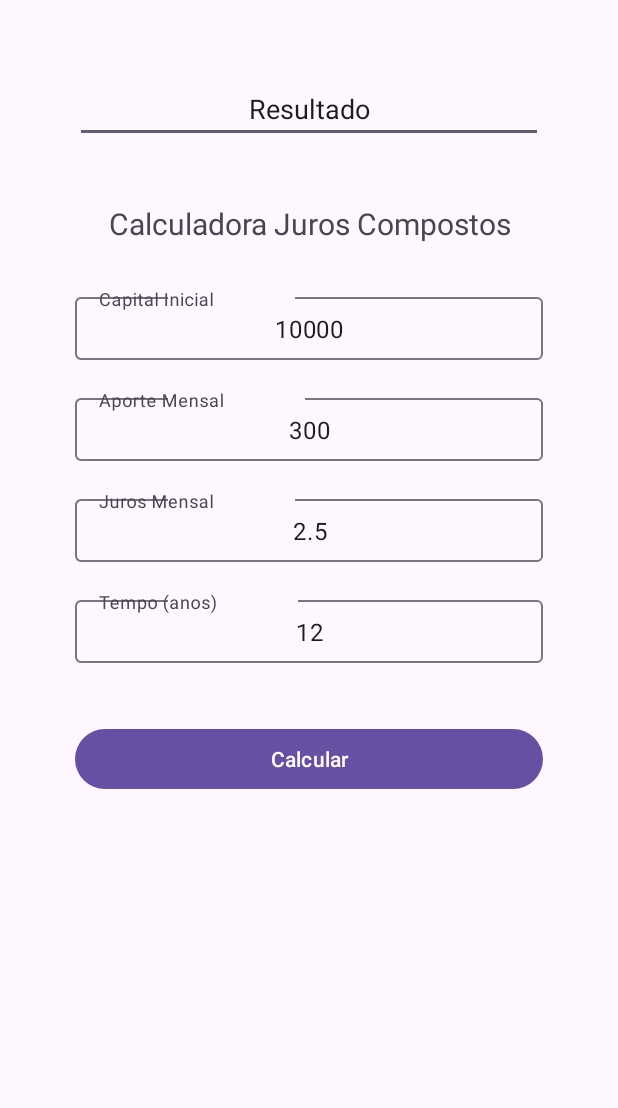
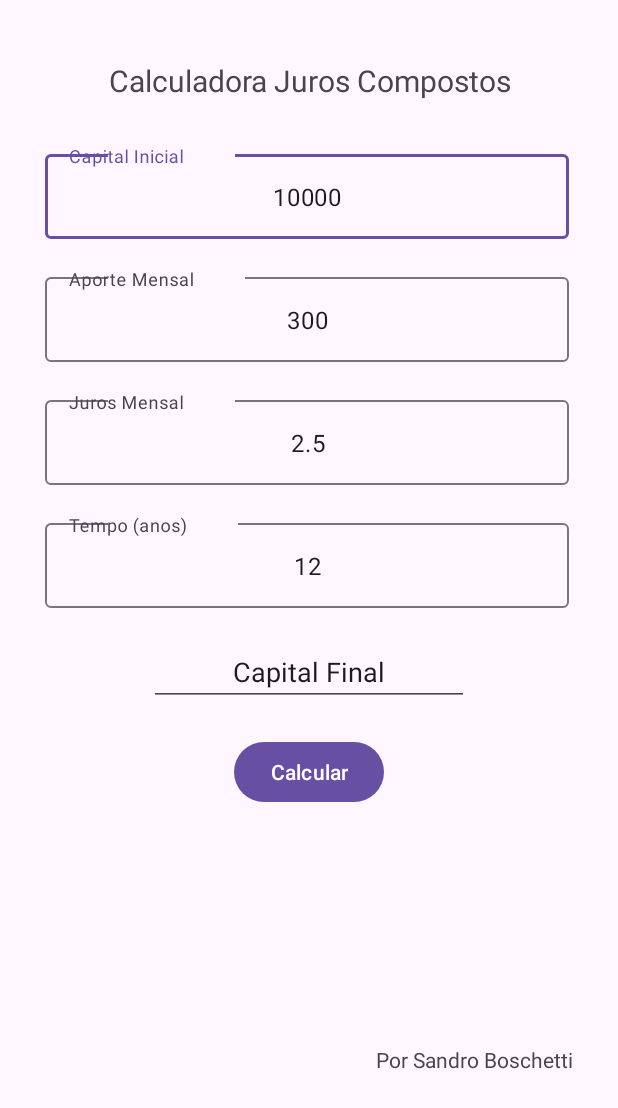
Before and after one commit to sandrorb/SrBJC, an Android app: the screen it shows after launch (MainActivity), on a phone screen of 412 x 824 dp. Shown: the top 1108 px of the screen. Run offline under Robolectric (Android 15) with nearby library versions, the phone set to English and light mode, and no system bars.

Commit message:
Atualização do layout

```diff
--- a/app/build.gradle.kts
+++ b/app/build.gradle.kts
@@ -10,7 +10,7 @@ android {
         applicationId = "br.com.sbsys.srbjc"
         minSdk = 24
         targetSdk = 34
-        versionCode = 3
+        versionCode = 4
         versionName = "1.1"
 
         testInstrumentationRunner = "androidx.test.runner.AndroidJUnitRunner"
--- a/app/src/main/java/br/com/sbsys/srbjc/MainActivity.java
+++ b/app/src/main/java/br/com/sbsys/srbjc/MainActivity.java
@@ -21,16 +21,16 @@ public class MainActivity extends AppCompatActivity {
     private EditText edTxNumResultado;
 
     private void preenchimentoInicialDosCampos(){
-        edTxNumCapInicial = findViewById(R.id.capitalInicial);
+        edTxNumCapInicial = findViewById(R.id.textInputEditTextCapitalInicial);
         edTxNumCapInicial.setText("10000");
 
-        edTxNumAporte = findViewById(R.id.aporteMensal);
+        edTxNumAporte = findViewById(R.id.textInputEditTextAporteMensal );
         edTxNumAporte.setText("300");
 
-        edTxNumJuros = findViewById(R.id.jurosMensal);
+        edTxNumJuros = findViewById(R.id.textInputEditTextJurosMensal);
         edTxNumJuros.setText("2.5");
 
-        edTxNumTempo = findViewById(R.id.tempo);
+        edTxNumTempo = findViewById(R.id.textInputEditTextTempo);
         edTxNumTempo.setText("12");
     }
 
@@ -57,7 +57,7 @@ public class MainActivity extends AppCompatActivity {
         Double fator = Math.pow( 1 + juros / 100.0, tempo * 12.0);
         Double capFinal = capInicial * fator + aporteMensal * (fator - 1.0) / (juros/100.0);
 
-        edTxNumResultado = findViewById(R.id.editTextTextResultado);
+        edTxNumResultado = findViewById(R.id.editTextTextCapitalFinal);
 
         NumberFormat df = DecimalFormat.getInstance();
         df.setMinimumFractionDigits(2);
--- a/app/src/main/res/layout/activity_main.xml
+++ b/app/src/main/res/layout/activity_main.xml
@@ -1,5 +1,5 @@
 <?xml version="1.0" encoding="utf-8"?>
-<LinearLayout xmlns:android="http://schemas.android.com/apk/res/android"
+<androidx.constraintlayout.widget.ConstraintLayout xmlns:android="http://schemas.android.com/apk/res/android"
     xmlns:app="http://schemas.android.com/apk/res-auto"
     xmlns:tools="http://schemas.android.com/tools"
     android:id="@+id/linearLayout"
@@ -7,114 +7,127 @@
     android:layout_height="match_parent"
     android:orientation="vertical"
     app:layoutDescription="@xml/activity_main_scene"
-    tools:context=".MainActivity" >
-
-    <EditText
-        android:id="@+id/editTextTextResultado"
-        android:layout_width="match_parent"
-        android:layout_height="wrap_content"
-        android:layout_marginLeft="50sp"
-        android:layout_marginTop="50sp"
-        android:layout_marginRight="50sp"
-        android:ems="10"
-        android:inputType="text"
-        android:text="Resultado"
-        android:textAlignment="center" />
+    tools:context=".MainActivity">
 
     <TextView
         android:id="@+id/textViewTitulo"
         android:layout_width="match_parent"
         android:layout_height="wrap_content"
-        android:layout_marginLeft="50sp"
-        android:layout_marginTop="30sp"
-        android:layout_marginRight="50sp"
-        android:layout_marginBottom="20sp"
+        android:layout_marginStart="30dp"
+        android:layout_marginTop="30dp"
+        android:layout_marginEnd="30dp"
         android:padding="10sp"
         android:text="Calculadora Juros Compostos"
         android:textAlignment="center"
-        android:textSize="20sp" />
+        android:textSize="20sp"
+        app:layout_constraintEnd_toEndOf="parent"
+        app:layout_constraintStart_toStartOf="parent"
+        app:layout_constraintTop_toTopOf="parent" />
 
     <com.google.android.material.textfield.TextInputLayout
-        android:layout_width="match_parent"
-        android:layout_height="match_parent">
+        android:id="@+id/textInputLayoutCapitalInicial"
+        android:layout_width="409dp"
+        android:layout_height="wrap_content"
+        android:layout_marginTop="20dp"
+        app:layout_constraintTop_toBottomOf="@id/textViewTitulo">
 
         <com.google.android.material.textfield.TextInputEditText
-            android:id="@+id/capitalInicial"
+            android:id="@+id/textInputEditTextCapitalInicial"
             android:layout_width="match_parent"
             android:layout_height="wrap_content"
-            android:layout_marginLeft="50sp"
-            android:layout_marginTop="20sp"
-            android:layout_marginRight="50sp"
-            android:layout_marginBottom="20sp"
+            android:layout_marginLeft="30sp"
+            android:layout_marginRight="30sp"
             android:hint="Capital Inicial"
-            android:padding="10sp"
             android:textAlignment="center" />
+    </com.google.android.material.textfield.TextInputLayout>
 
     <com.google.android.material.textfield.TextInputLayout
-            android:layout_width="match_parent"
-            android:layout_height="match_parent">
+        android:id="@+id/textInputLayoutAporteMensal"
+        android:layout_width="409dp"
+        android:layout_height="wrap_content"
+        android:layout_marginTop="20dp"
+        app:layout_constraintTop_toBottomOf="@id/textInputLayoutCapitalInicial"
+        tools:layout_editor_absoluteX="1dp">
 
         <com.google.android.material.textfield.TextInputEditText
-                android:id="@+id/aporteMensal"
+            android:id="@+id/textInputEditTextAporteMensal"
             android:layout_width="match_parent"
             android:layout_height="wrap_content"
-                android:layout_marginLeft="50sp"
-                android:layout_marginTop="20sp"
-                android:layout_marginRight="50sp"
-                android:layout_marginBottom="20sp"
+            android:layout_marginLeft="30sp"
+            android:layout_marginRight="30sp"
             android:hint="Aporte Mensal"
-                android:padding="10sp"
             android:textAlignment="center" />
+    </com.google.android.material.textfield.TextInputLayout>
 
     <com.google.android.material.textfield.TextInputLayout
-                android:layout_width="match_parent"
-                android:layout_height="match_parent">
+        android:id="@+id/textInputLayoutJurosMensal"
+        android:layout_width="409dp"
+        android:layout_height="wrap_content"
+        android:layout_marginTop="20dp"
+        app:layout_constraintTop_toBottomOf="@id/textInputLayoutAporteMensal"
+        tools:layout_editor_absoluteX="1dp">
 
         <com.google.android.material.textfield.TextInputEditText
-                    android:id="@+id/jurosMensal"
+            android:id="@+id/textInputEditTextJurosMensal"
             android:layout_width="match_parent"
             android:layout_height="wrap_content"
-                    android:layout_marginLeft="50sp"
-                    android:layout_marginTop="20sp"
-                    android:layout_marginRight="50sp"
-                    android:layout_marginBottom="20sp"
+            android:layout_marginLeft="30sp"
+            android:layout_marginRight="30sp"
             android:hint="Juros Mensal"
-                    android:padding="10sp"
             android:textAlignment="center" />
+    </com.google.android.material.textfield.TextInputLayout>
 
     <com.google.android.material.textfield.TextInputLayout
-                    android:layout_width="match_parent"
-                    android:layout_height="match_parent">
+        android:id="@+id/textInputLayoutTempo"
+        android:layout_width="409dp"
+        android:layout_height="wrap_content"
+        android:layout_marginTop="20dp"
+        app:layout_constraintTop_toBottomOf="@+id/textInputLayoutJurosMensal"
+        tools:layout_editor_absoluteX="1dp">
 
         <com.google.android.material.textfield.TextInputEditText
-                        android:id="@+id/tempo"
+            android:id="@+id/textInputEditTextTempo"
             android:layout_width="match_parent"
             android:layout_height="wrap_content"
-                        android:layout_marginLeft="50sp"
-                        android:layout_marginTop="50sp"
-                        android:layout_marginRight="50sp"
-                        android:layout_marginBottom="20sp"
+            android:layout_marginLeft="30sp"
+            android:layout_marginRight="30sp"
             android:hint="Tempo (anos)"
-                        android:padding="10sp"
             android:textAlignment="center" />
+    </com.google.android.material.textfield.TextInputLayout>
+
+    <EditText
+        android:id="@+id/editTextTextCapitalFinal"
+        android:layout_width="wrap_content"
+        android:layout_height="wrap_content"
+        android:layout_marginTop="20dp"
+        android:ems="10"
+        android:inputType="text"
+        android:text="Capital Final"
+        android:textAlignment="center"
+        app:layout_constraintEnd_toEndOf="parent"
+        app:layout_constraintStart_toStartOf="parent"
+        app:layout_constraintTop_toBottomOf="@id/textInputLayoutTempo" />
 
     <Button
-                        android:id="@+id/brnCalcular"
-                        android:layout_width="match_parent"
+        android:id="@+id/button"
+        android:layout_width="wrap_content"
         android:layout_height="wrap_content"
-                        android:layout_marginLeft="50sp"
-                        android:layout_marginTop="20sp"
-                        android:layout_marginRight="50sp"
-                        android:layout_marginBottom="20sp"
+        android:layout_marginTop="20dp"
         android:onClick="calcular"
-                        android:padding="10sp"
-                        android:text="Calcular" />
+        android:text="Calcular"
+        app:layout_constraintEnd_toEndOf="parent"
+        app:layout_constraintStart_toStartOf="parent"
+        app:layout_constraintTop_toBottomOf="@id/editTextTextCapitalFinal" />
 
-                </com.google.android.material.textfield.TextInputLayout>
+    <TextView
+        android:id="@+id/textView"
+        android:layout_width="wrap_content"
+        android:layout_height="wrap_content"
+        android:layout_marginTop="50dp"
+        android:layout_marginEnd="30dp"
+        android:text="Por Sandro Boschetti"
+        app:layout_constraintBottom_toBottomOf="parent"
+        app:layout_constraintEnd_toEndOf="parent"
+        app:layout_constraintTop_toBottomOf="@+id/button" />
 
-            </com.google.android.material.textfield.TextInputLayout>
-
-        </com.google.android.material.textfield.TextInputLayout>
-    </com.google.android.material.textfield.TextInputLayout>
-
-</LinearLayout>
+</androidx.constraintlayout.widget.ConstraintLayout>
```
Also changed, not shown: 1 other file. Lines whose indentation alone changed are shown as unchanged.
